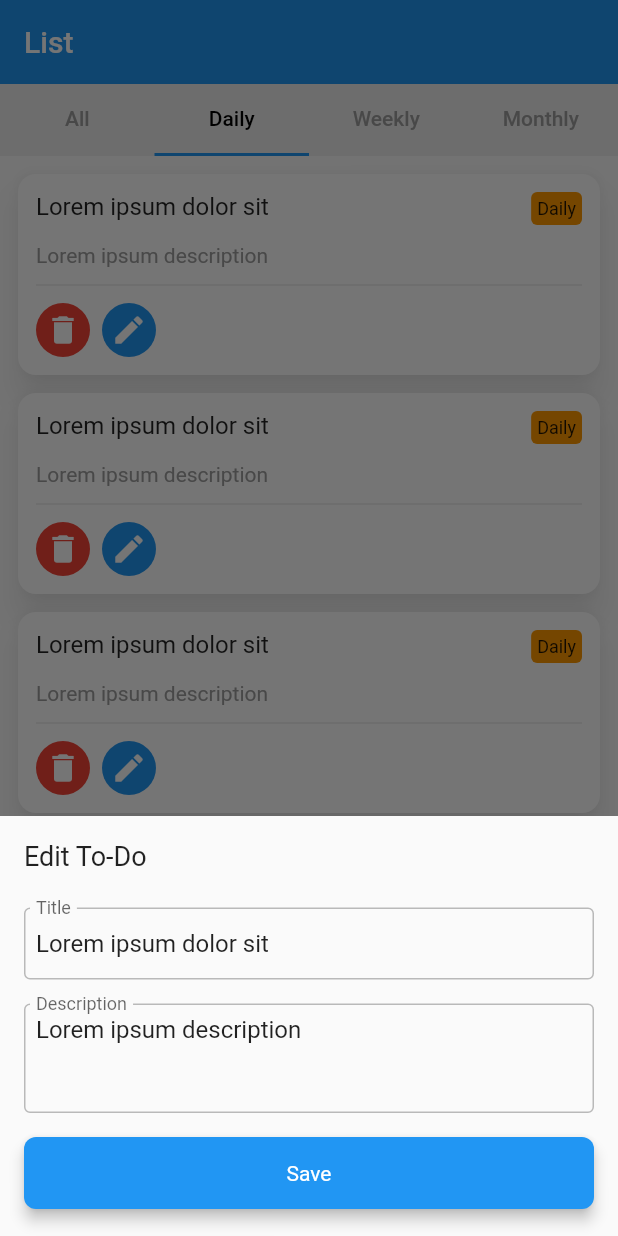
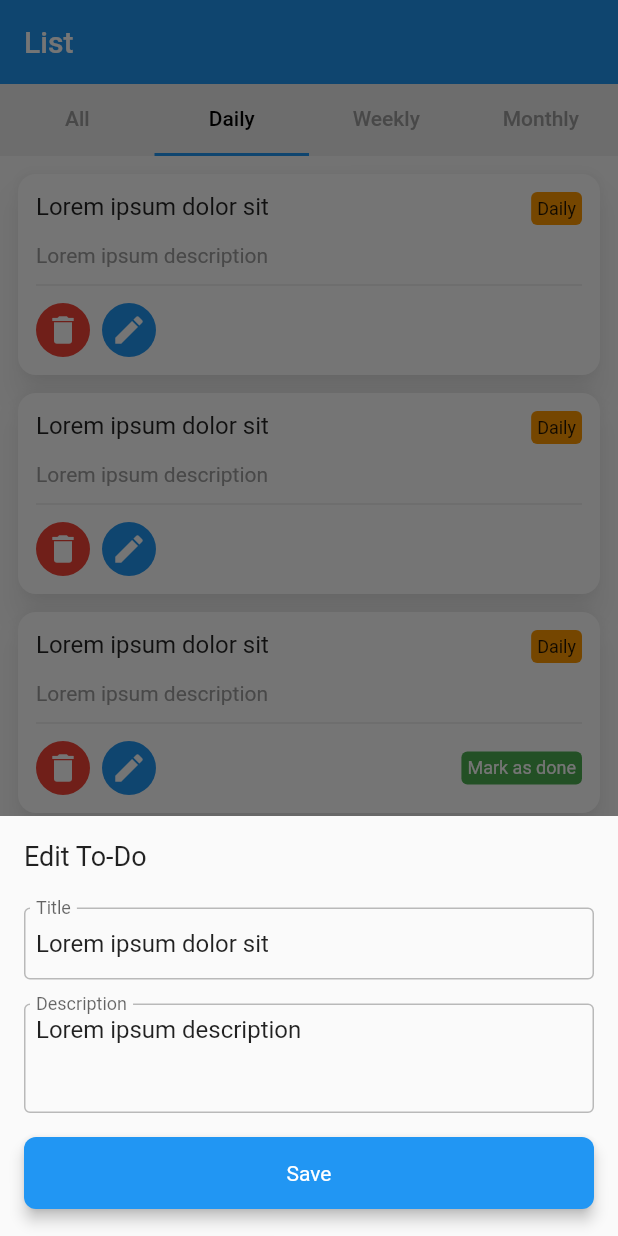
Before and after one commit to right7ctrl/taskmgr, a Flutter app: the screen it shows after launch, tab 2 chosen, after a tap on the "edit" icon, on a phone screen of 412 x 824 dp. Run offline on Flutter 3.47's test engine with Material 2 defaults, Android fonts, the phone set to English and light mode, and no system bars.

Commit message:
add to-do, add_task.dart page

```diff
--- a/lib/provider/list/list_provider.dart
+++ b/lib/provider/list/list_provider.dart
@@ -7,9 +7,9 @@ class ListProvider with ChangeNotifier {
   TaskPeriod taskPeriod;
 
   List<ListItemModel> _items = [
-    ListItemModel(id: 0, title: 'Lorem ipsum dolor sit', description: 'Lorem ipsum description', period: TaskPeriod.DAILY, status: TaskStatus.DONE),
+    ListItemModel(id: 0, title: 'Lorem ipsum dolor sit', description: 'Lorem ipsum description', period: TaskPeriod.DAILY, status: TaskStatus.TODO),
     ListItemModel(id: 1, title: 'Lorem ipsum dolor sit', description: 'Lorem ipsum description', period: TaskPeriod.WEEKLY, status: TaskStatus.DONE),
-    ListItemModel(id: 2, title: 'Lorem ipsum dolor sit', description: 'Lorem ipsum description', period: TaskPeriod.MONTHLY, status: TaskStatus.DONE),
+    ListItemModel(id: 2, title: 'Lorem ipsum dolor sit', description: 'Lorem ipsum description', period: TaskPeriod.MONTHLY, status: TaskStatus.TODO),
     ListItemModel(id: 3, title: 'Lorem ipsum dolor sit', description: 'Lorem ipsum description', period: TaskPeriod.WEEKLY, status: TaskStatus.DONE),
     ListItemModel(id: 4, title: 'Lorem ipsum dolor sit', description: 'Lorem ipsum description', period: TaskPeriod.DAILY, status: TaskStatus.DONE),
     ListItemModel(id: 5, title: 'Lorem ipsum dolor sit', description: 'Lorem ipsum description', period: TaskPeriod.DAILY, status: TaskStatus.DONE),
@@ -27,12 +27,29 @@ class ListProvider with ChangeNotifier {
 
   /// should return the correct value while [ListView] needs it, even [_items] filtered by their periods.
   int get itemsLength => items?.length ?? 0;
+  int get lastItemId {
+    if (itemsLength == 0) return itemsLength;
+    return _items?.last?.id ?? 0;
+  }
 
   /// set [taskPeriod] on tab change
   set setPeriod(TaskPeriod period) {
     /// if [period] is already equal to [taskPeriod] should not update state again.
     if (period == taskPeriod) return;
     taskPeriod = period;
+    notifyListeners();
+  }
+
+  void addItem(String title, String description) {
+    _items.add(
+      ListItemModel(
+        description: description,
+        title: title,
+        id: lastItemId == 0 ? 0 : lastItemId + 1,
+        period: TaskPeriod.DAILY,
+        status: TaskStatus.DONE,
+      ),
+    );
     notifyListeners();
   }
 
--- a/lib/view/add/add_task.dart
+++ b/lib/view/add/add_task.dart
@@ -21,21 +21,34 @@ class AddTask extends StatefulWidget {
 }
 
 class _AddTaskState extends State<AddTask> {
-  String screenTitle = 'Add To-Do';
-  String buttonText = 'Add';
+  TextEditingController _titleController, _descriptionController;
+
+  String screenTitle = 'Add To-Do', buttonText = 'Add';
 
   @override
   void initState() {
+    _titleController = TextEditingController();
+    _descriptionController = TextEditingController();
+
     if (widget?.data != null) {
       screenTitle = 'Edit To-Do';
       buttonText = 'Save';
+
+      _titleController.text = widget?.data?.title ?? '';
+      _descriptionController.text = widget?.data?.description ?? '';
     }
     super.initState();
   }
 
   @override
+  void dispose() {
+    _titleController?.dispose();
+    _descriptionController?.dispose();
+    super.dispose();
+  }
+
+  @override
   Widget build(BuildContext context) {
-    Size screenSize = MediaQuery.of(context).size;
     final listProvider = context.watch<ListProvider>();
 
     return Container(
@@ -48,12 +61,12 @@ class _AddTaskState extends State<AddTask> {
           Text('$screenTitle', style: TextStyle(fontSize: 18)),
           SizedBox(height: 24),
           CustomTextFormField(
+            controller: _titleController,
             placeholder: 'Title',
-            initialValue: widget?.data?.title ?? '',
           ),
           SizedBox(height: 16),
           CustomTextFormField(
-            initialValue: widget?.data?.description ?? '',
+            controller: _descriptionController,
             placeholder: 'Description',
             minLines: 3,
             maxLines: 3,
@@ -61,7 +74,12 @@ class _AddTaskState extends State<AddTask> {
           SizedBox(height: 16),
           AppButton(
             title: '$buttonText',
-            onTap: () {},
+            onTap: () {
+              listProvider.addItem(
+                _titleController.text,
+                _descriptionController.text,
+              );
+            },
           ),
         ],
       ),
--- a/lib/widget/list/list_item.dart
+++ b/lib/widget/list/list_item.dart
@@ -1,4 +1,5 @@
 import 'package:flutter/material.dart';
+import 'package:task_manager/core/constants/enums.dart';
 import 'package:task_manager/model/list/list_item_model.dart';
 import 'package:task_manager/provider/list/list_provider.dart';
 import 'package:task_manager/view/add/add_task.dart';
@@ -12,7 +13,7 @@ class ListItem extends StatelessWidget {
 
   @override
   Widget build(BuildContext context) {
-    final listItemProvider = context.watch<ListProvider>();
+    final listProvider = context.watch<ListProvider>();
     return Material(
       elevation: 8,
       color: Colors.white,
@@ -62,7 +63,7 @@ class ListItem extends StatelessWidget {
                     children: [
                       ///Delete todo
                       ListItemAction(
-                        onTap: () => listItemProvider.removeItem(data.id),
+                        onTap: () => listProvider.removeItem(data.id),
                         icon: Icons.delete,
                         marginRight: 8,
                       ),
@@ -77,6 +78,7 @@ class ListItem extends StatelessWidget {
                     ],
                   ),
                 ),
+                if (data.status == TaskStatus.TODO) markAsDoneButton(listProvider),
               ],
             ),
           ],
@@ -84,4 +86,22 @@ class ListItem extends StatelessWidget {
       ),
     );
   }
+
+  Widget markAsDoneButton(ListProvider provider) {
+    return Material(
+      color: Colors.green,
+      borderRadius: BorderRadius.circular(4),
+      child: InkWell(
+        onTap: () {},
+        borderRadius: BorderRadius.circular(4),
+        child: Padding(
+          padding: const EdgeInsets.all(4.0),
+          child: Text(
+            'Mark as done',
+            style: TextStyle(fontSize: 12, color: Colors.white),
+          ),
+        ),
+      ),
+    );
+  }
 }
```
